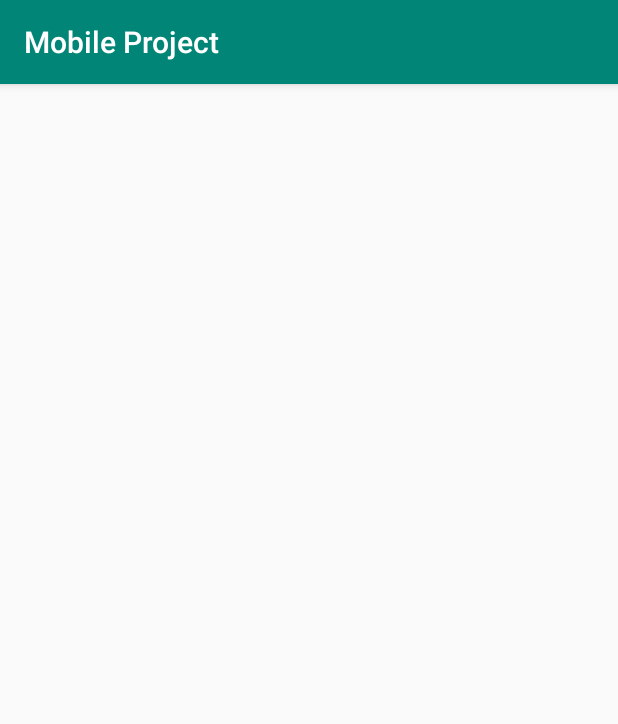
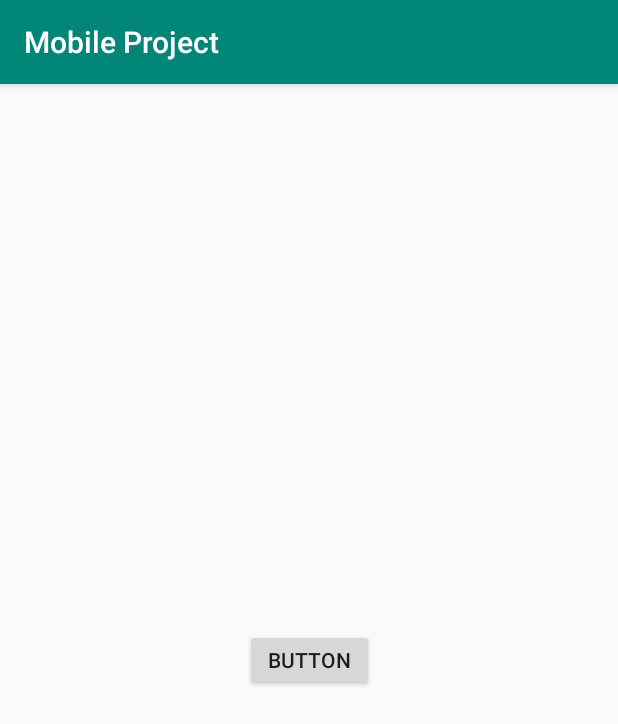
Before and after one commit to MBTIS/mbtis, an Android app: the screen it shows after launch (MainActivity), on a phone screen of 412 x 824 dp. Shown: the top 724 px of the screen. Run offline under Robolectric (Android 15) with nearby library versions, the phone set to English and light mode, and no system bars.

Commit message:
Yoni's first commit and push

```diff
--- a/app/src/main/res/layout/activity_main.xml
+++ b/app/src/main/res/layout/activity_main.xml
@@ -5,4 +5,15 @@
     xmlns:app="http://schemas.android.com/apk/res-auto"
     android:layout_width="match_parent"
     android:layout_height="match_parent"
-    tools:context=".MainActivity"/>
+    tools:context=".MainActivity">
+
+    <Button
+        android:id="@+id/button"
+        android:layout_width="86dp"
+        android:layout_height="41dp"
+        android:text="Button"
+        app:layout_constraintBottom_toBottomOf="parent"
+        app:layout_constraintEnd_toEndOf="parent"
+        app:layout_constraintStart_toStartOf="parent"
+        app:layout_constraintTop_toTopOf="parent" />
+</androidx.constraintlayout.widget.ConstraintLayout>
```
